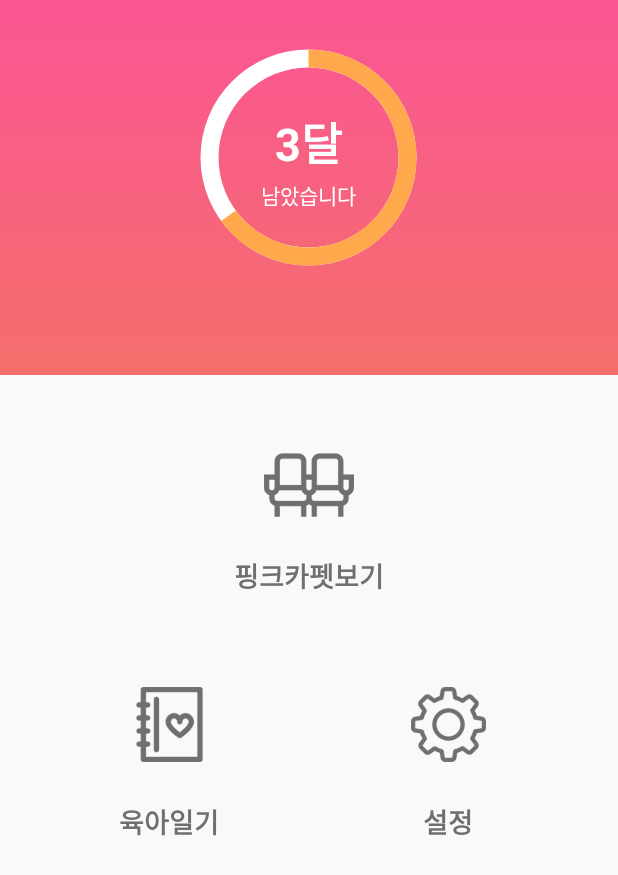
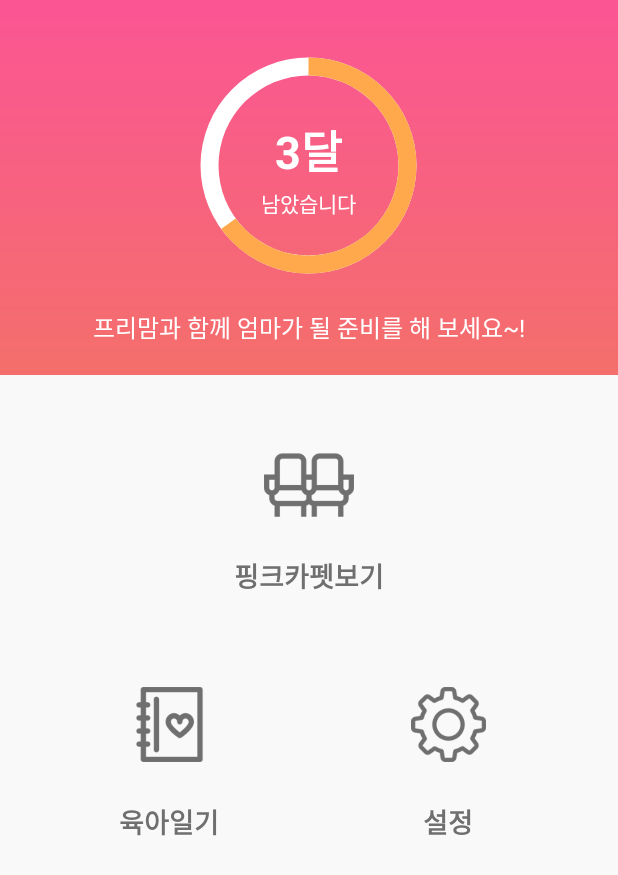
Before and after one commit to premom/premom-android-kt, an Android app: the layout activity_main.xml on its own in the app's theme, with its tools: preview values and no code run, on a phone screen of 412 x 824 dp. Shown: the top 875 px of the screen. Run offline under Robolectric (Android 15) with nearby library versions, the phone set to English and light mode, and no system bars.

Commit message:
mainPage design complete

```diff
--- a/app/src/main/java/com/premom/www/premom3/SplashActivity.java
+++ b/app/src/main/java/com/premom/www/premom3/SplashActivity.java
@@ -21,7 +21,7 @@ public class SplashActivity extends AppCompatActivity {
             @Override
             public void run() {
 
-                Intent mainIntent = new Intent(SplashActivity.this, MainActivity.class);
+                Intent mainIntent = new Intent(SplashActivity.this, LoginActivity.class);
                 SplashActivity.this.startActivity(mainIntent);
                 SplashActivity.this.finish();
             }
--- a/app/src/main/res/layout/activity_main.xml
+++ b/app/src/main/res/layout/activity_main.xml
@@ -10,7 +10,7 @@
     <LinearLayout
         android:layout_width="match_parent"
         android:layout_height="250dp"
-        android:padding="30dp"
+        android:paddingTop="35dp"
         android:textAlignment="center"
         android:layout_gravity="center"
         android:orientation="vertical"
@@ -66,12 +66,24 @@
 
         <LinearLayout
             android:layout_width="match_parent"
-            android:layout_height="wrap_content"
+            android:layout_height="match_parent"
+            android:padding="20dp"
             android:orientation="vertical">
-
+            <RelativeLayout
+                android:layout_width="match_parent"
+                android:layout_height="match_parent"
+                android:layout_gravity="center"
+                android:orientation="vertical">
+                <TextView
+                    android:layout_width="match_parent"
+                    android:layout_height="wrap_content"
+                    android:layout_alignParentBottom="true"
+                    android:gravity="center"
+                    android:textSize="16dp"
+                    android:textColor="@color/white"
+                    android:text="프리맘과 함께 엄마가 될 준비를 해 보세요~!"/>
+            </RelativeLayout>
         </LinearLayout>
-
-
     </LinearLayout>
 
     <LinearLayout
```
